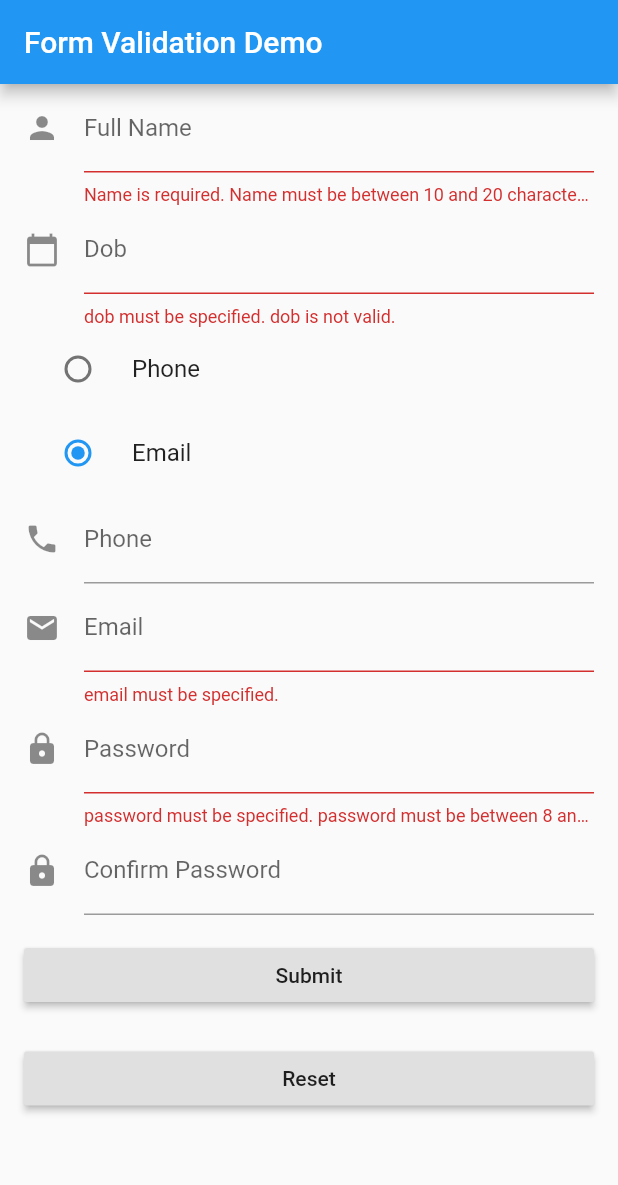
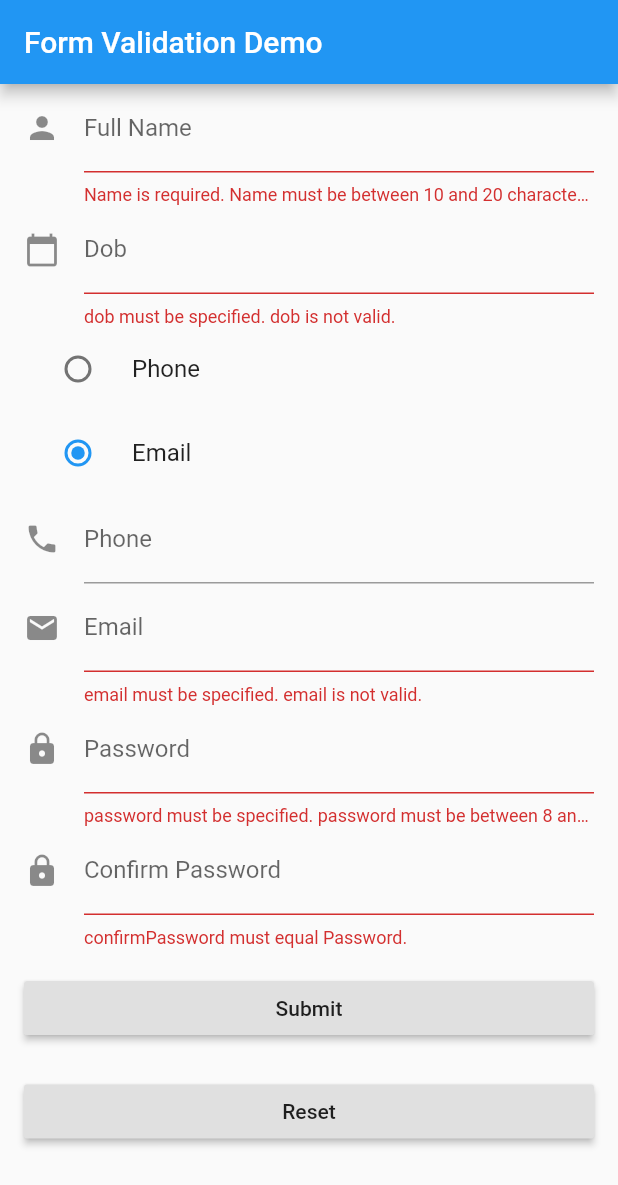
Before and after one commit to jebright/flutter_validate, a Flutter app: the screen it shows after launch, on a phone screen of 412 x 824 dp. Shown: the top 1185 px of the screen. Run offline on Flutter 3.47's test engine with Material 2 defaults, Android fonts, the phone set to English and light mode, and no system bars.

Commit message:
fix: update intl to null-safety version
- set ruleFor string as non-nullable

```diff
--- a/lib/example/lib/main.dart
+++ b/lib/example/lib/main.dart
@@ -79,28 +79,28 @@ class MyCustomFormState extends State<MyCustomForm> {
     //take when validating business objects but again if you don't have an object, you
     //can use the underlying validators (e.g. notEmptyValidator) directly.
     myContactValidator = ContactValidator(contact);
-    myContactValidator.ruleFor("name", () => contact.name)
+    myContactValidator.ruleFor("name", () => contact.name ?? '')
       ..notEmpty()
       ..withMessage('Name is required.')
       ..length(10, 20)
       ..withMessage('Name must be between 10 and 20 characters.');
-    myContactValidator.ruleFor("dob", () => contact.dob)
+    myContactValidator.ruleFor("dob", () => contact.dob ?? '')
       ..notEmpty()
       ..date();
-    myContactValidator.ruleFor("phone", () => contact.phone)
+    myContactValidator.ruleFor("phone", () => contact.phone ?? '')
       ..notEmpty()
       ..phoneNumber()
       ..when(() => contact.contactPreference == 'PHONE');
-    myContactValidator.ruleFor("email", () => contact.email)
+    myContactValidator.ruleFor("email", () => contact.email ?? '')
       ..notEmpty()
       ..emailAddress()
       ..must(beUniqueEmailAddress)
       ..when(() => contact.contactPreference == 'EMAIL');
-    myContactValidator.ruleFor("password", () => contact.password)
+    myContactValidator.ruleFor("password", () => contact.password ?? '')
       ..notEmpty()
       ..length(8, 16);
     myContactValidator
-        .ruleFor("confirmPassword", () => contact.confirmPassword)
+        .ruleFor("confirmPassword", () => contact.confirmPassword ?? '')
         .equal(() => contact.password, 'Password');
 
     //In Flutter, signaling a validation rule error is done by providing any
--- a/lib/example/pubspec.yaml
+++ b/lib/example/pubspec.yaml
@@ -15,7 +15,7 @@ environment:
 dependencies:
   flutter:
     sdk: flutter
-  intl: 0.15.7
+  intl: 0.17.0
 
   flutter_validate:
     path: ../../
```
